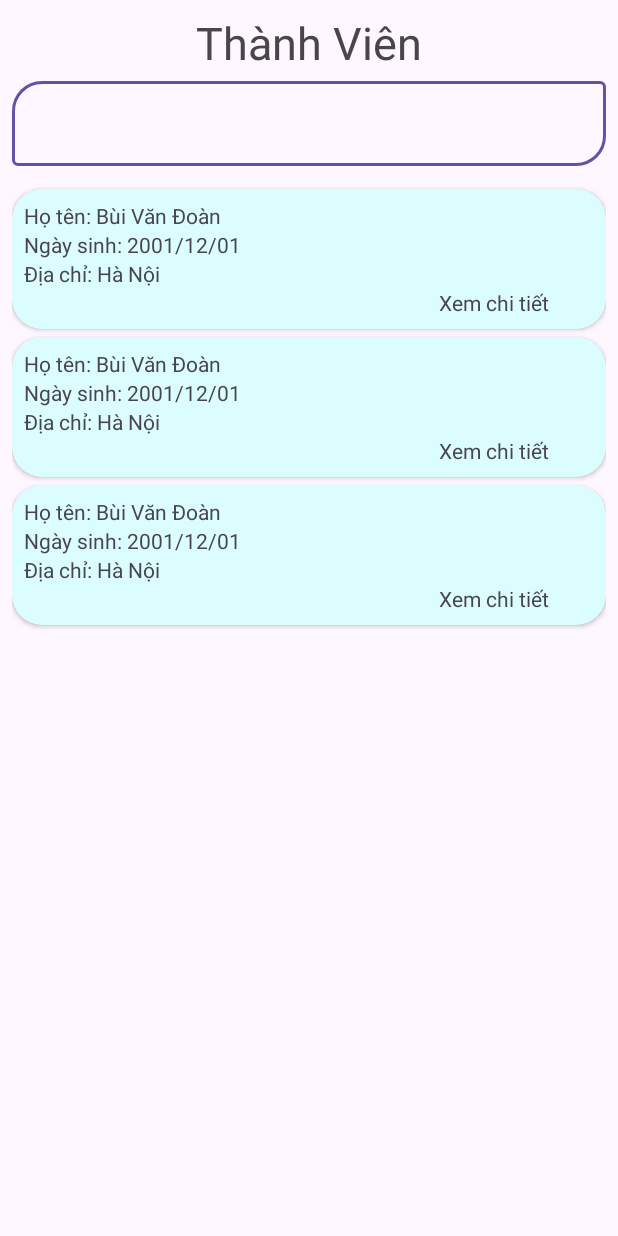
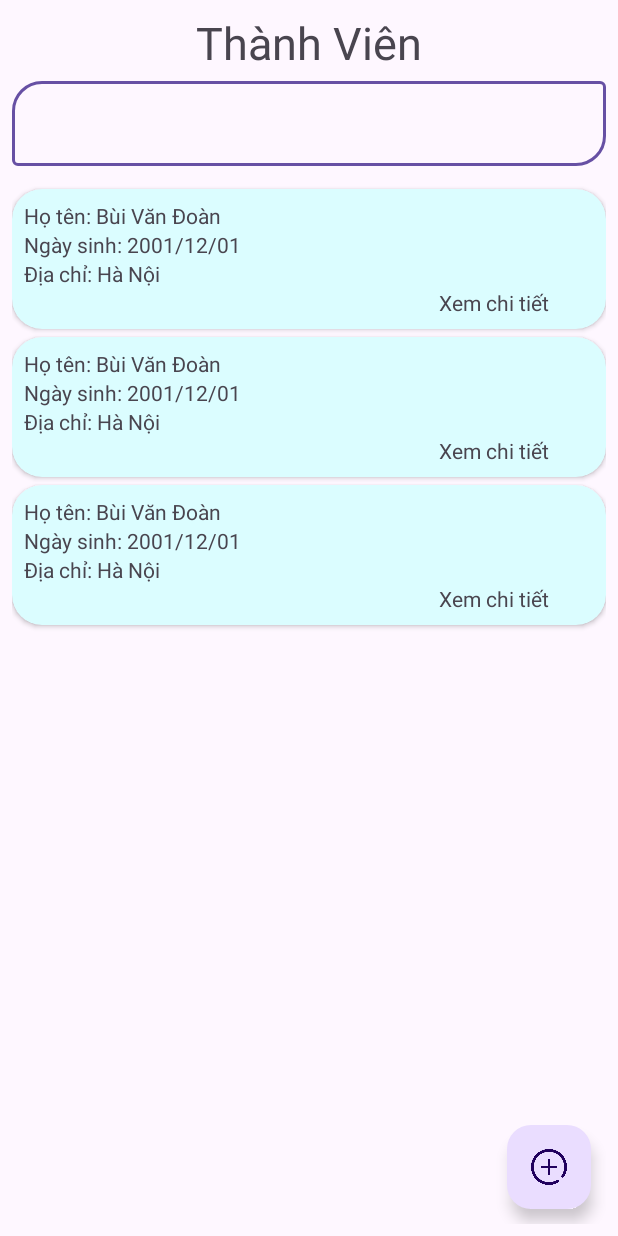
Before and after one commit to vanhnguyen204/PRO1121_DA1, an Android app: the layout fragment_user.xml on its own in the app's theme, with its tools: preview values and no code run, on a phone screen of 412 x 824 dp. Run offline under Robolectric (Android 15) with nearby library versions, the phone set to English and light mode, and no system bars.

Commit message:
02/12/2023

```diff
--- a/app/src/main/java/com/fpoly/pro1121_da1/Fragment/FragmentAddUser.java
+++ b/app/src/main/java/com/fpoly/pro1121_da1/Fragment/FragmentAddUser.java
@@ -87,7 +87,7 @@ public class FragmentAddUser extends Fragment {
                     User user = new User(getCCCD, getUserName, getPassWord, getFullName, getDateOfBirth, getAddress, "staff", 0, getPhoneNumber);
                     if (userDAO.insertUser(user, "Tạo người dùng thành công", "Tạo người dùng thất bại")) {
 
-                        ((MainActivity) getActivity()).reloadFragment(new FragmentAddUser());
+                        ((MainActivity) requireActivity()).reloadFragment(new FragmentUser());
 
 
                     }
@@ -99,7 +99,7 @@ public class FragmentAddUser extends Fragment {
             @Override
             public void onClick(View view) {
 
-                ((MainActivity) getActivity()).reloadFragment(new FragmentSettings());
+                ((MainActivity) requireActivity()).reloadFragment(new FragmentUser());
             }
         });
     }
--- a/app/src/main/java/com/fpoly/pro1121_da1/Fragment/FragmentCalendar.java
+++ b/app/src/main/java/com/fpoly/pro1121_da1/Fragment/FragmentCalendar.java
@@ -68,6 +68,7 @@ public class FragmentCalendar extends Fragment {
 
     public void setRecyclerView(String day) {
         calendarArrayList = calenderDAO.getAllCalendarByDay(day);
+        Toast.makeText(getContext(), "lich lam viec: "+ calendarArrayList.size(), Toast.LENGTH_SHORT).show();
         if (calendarArrayList.size() != 0) {
             calenderAdapter = new CalenderAdapter(getActivity(), calendarArrayList, getParentFragmentManager());
             rcViewCalendar.setAdapter(calenderAdapter);
@@ -148,6 +149,7 @@ public class FragmentCalendar extends Fragment {
             }
         });
         setRecyclerView(tv_dayNow.getText().toString());
+
         btn_addWordCalender.setOnClickListener(new View.OnClickListener() {
             @Override
             public void onClick(View v) {
--- a/app/src/main/java/com/fpoly/pro1121_da1/Fragment/FragmentOrderDrink.java
+++ b/app/src/main/java/com/fpoly/pro1121_da1/Fragment/FragmentOrderDrink.java
@@ -123,7 +123,6 @@ public class FragmentOrderDrink extends Fragment {
         drinkOrderAdapter.setMyOnItemClick(new MyOnItemClickListener() {
             @Override
             public void onClick(Drink drink, int position) {
-
                 listDrinkID.add(String.valueOf(drink.getDrinkID()));
 
             }
--- a/app/src/main/res/layout/fragment_user.xml
+++ b/app/src/main/res/layout/fragment_user.xml
@@ -1,39 +1,50 @@
 <?xml version="1.0" encoding="utf-8"?>
-<LinearLayout xmlns:android="http://schemas.android.com/apk/res/android"
+<RelativeLayout xmlns:android="http://schemas.android.com/apk/res/android"
+    xmlns:app="http://schemas.android.com/apk/res-auto"
     xmlns:tools="http://schemas.android.com/tools"
     android:layout_width="match_parent"
     android:layout_height="match_parent"
-    xmlns:app="http://schemas.android.com/apk/res-auto"
-    tools:context=".Fragment.FragmentUser"
     android:orientation="vertical"
-    android:padding="8dp">
+    android:padding="8dp"
+    tools:context=".Fragment.FragmentUser">
+
     <TextView
+        android:id="@+id/tv_title"
         android:layout_width="match_parent"
         android:layout_height="wrap_content"
+        android:gravity="center"
         android:text="Thành Viên"
-        android:gravity="center"
-        android:textSize="30dp"/>
+        android:textSize="30dp" />
 
     <com.google.android.material.textfield.TextInputLayout
+        android:id="@+id/textInputlayout"
         android:layout_width="match_parent"
         android:layout_height="wrap_content"
+        android:layout_below="@+id/tv_title"
         app:boxCornerRadiusBottomEnd="20dp"
-        app:boxCornerRadiusTopStart="20dp"
-        >
+        app:boxCornerRadiusTopStart="20dp">
+
         <com.google.android.material.textfield.TextInputEditText
             android:id="@+id/edt_search_User"
             android:layout_width="match_parent"
             android:layout_height="wrap_content"
-            android:layout_marginBottom="10dp"
-            />
+            android:layout_marginBottom="10dp" />
     </com.google.android.material.textfield.TextInputLayout>
 
     <androidx.recyclerview.widget.RecyclerView
         android:id="@+id/rcv_user"
         android:layout_width="match_parent"
         android:layout_height="match_parent"
+        android:layout_below="@+id/textInputlayout"
         app:layoutManager="androidx.recyclerview.widget.LinearLayoutManager"
-        tools:listitem="@layout/item_uer"
-        />
+        tools:listitem="@layout/item_uer" />
 
-</LinearLayout>
+    <com.google.android.material.floatingactionbutton.FloatingActionButton
+        android:layout_width="wrap_content"
+        android:layout_height="wrap_content"
+        android:layout_margin="10dp"
+        android:src="@mipmap/plus_android"
+        android:id="@+id/btnAddUser"
+        android:layout_alignParentEnd="true"
+        android:layout_alignParentBottom="true" />
+</RelativeLayout>
--- a/app/src/main/res/layout/item_recyclerview_top5drinkhot.xml
+++ b/app/src/main/res/layout/item_recyclerview_top5drinkhot.xml
@@ -11,7 +11,7 @@
         android:layout_width="150dp"
         android:layout_height="200dp"
         android:padding="20dp"
-        android:background="@drawable/custom_button_login"
+        android:background="#f2f2f2"
         >
 
         <ImageView
@@ -28,7 +28,7 @@
             android:layout_below="@+id/img_drink_top5"
             android:layout_marginTop="20dp"
             android:gravity="center"
-            android:textColor="@color/white"
+            android:textColor="@color/black"
             android:text="Tên: Trà đào cam xả"
 
             android:textSize="16sp" />
```
Also changed, not shown: app/src/main/java/com/fpoly/pro1121_da1/Fragment/FragmentHistoryInvoice.java (+10 -0 lines), app/src/main/java/com/fpoly/pro1121_da1/Fragment/FragmentUser.java (+11 -2 lines).
